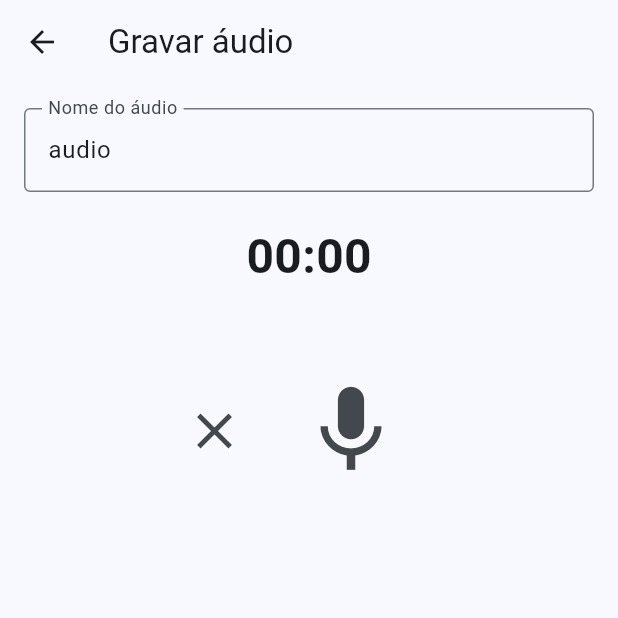
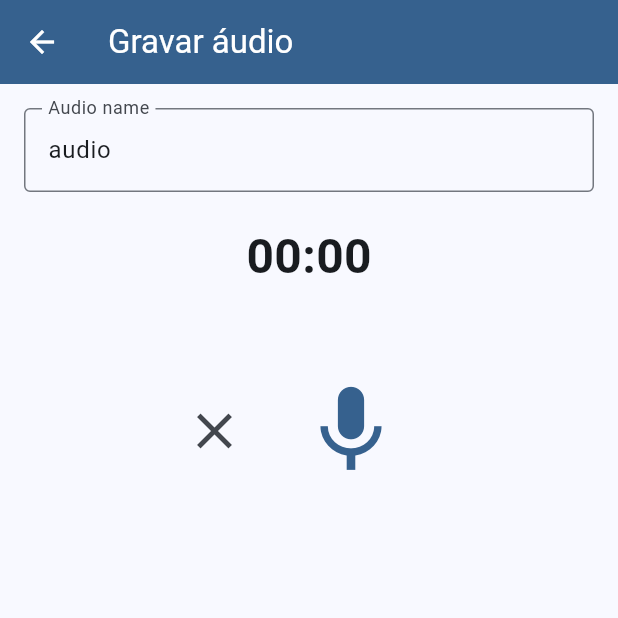
Before and after one commit to v1drak0dz/UniqNote, a Flutter app: the RecordAudioPage screen opened directly, on a phone screen of 412 x 824 dp, the top half of it. Run offline on Flutter 3.47's test engine with Material 3 defaults, Android fonts, the phone set to English and light mode, and no system bars; our stand-ins replace easy_localization, file_picker, flutter_speed_dial, image_picker, just_audio, open_filex and 3 more; missing offline and left inert: audio_waveforms, record, sqflite_migration_service; accounts and stored records are empty.

Commit message:
imp: missing improvements on record page

```diff
--- a/assets/translations/en.json
+++ b/assets/translations/en.json
@@ -28,5 +28,6 @@
 
     "no_folder": "No folder",
     "favorites": "Favorites",
-    "folders": "Folders"
+    "folders": "Folders",
+    "audio_name": "Audio name"
 }
--- a/assets/translations/pt.json
+++ b/assets/translations/pt.json
@@ -28,5 +28,6 @@
 
     "no_folder": "Sem pasta",
     "favorites": "Favoritas",
-    "folders": "Pastas"
+    "folders": "Pastas",
+    "audio_name": "Nome do áudio"
 }
--- a/lib/pages/audio_record_page.dart
+++ b/lib/pages/audio_record_page.dart
@@ -7,6 +7,7 @@ import 'package:just_audio/just_audio.dart';
 import 'package:path_provider/path_provider.dart';
 import 'package:audio_waveforms/audio_waveforms.dart';
 import 'package:permission_handler/permission_handler.dart';
+import 'package:easy_localization/easy_localization.dart';
 
 class RecordAudioPage extends StatefulWidget {
   const RecordAudioPage({super.key});
@@ -172,6 +173,12 @@ class _RecordAudioPageState extends State<RecordAudioPage> {
     return Scaffold(
       appBar: AppBar(
         title: const Text("Gravar áudio"),
+        backgroundColor: Theme.of(context).brightness == Brightness.dark
+            ? Theme.of(context).colorScheme.primaryContainer
+            : Theme.of(context).colorScheme.primary,
+        foregroundColor: Theme.of(context).brightness == Brightness.dark
+            ? Theme.of(context).colorScheme.onPrimaryContainer
+            : Theme.of(context).colorScheme.onPrimary,
         actions: [
           if (hasRecording)
             IconButton(icon: const Icon(Icons.save), onPressed: saveRecording),
@@ -184,8 +191,8 @@ class _RecordAudioPageState extends State<RecordAudioPage> {
             /// Nome do arquivo
             TextField(
               controller: nameController,
-              decoration: const InputDecoration(
-                labelText: "Nome do áudio",
+              decoration: InputDecoration(
+                labelText: tr("audio_name"),
                 border: OutlineInputBorder(),
               ),
             ),
@@ -229,7 +236,9 @@ class _RecordAudioPageState extends State<RecordAudioPage> {
                   iconSize: 70,
                   icon: Icon(
                     isRecording ? Icons.stop_circle : Icons.mic,
-                    color: isRecording ? Colors.red : null,
+                    color: isRecording
+                        ? Colors.red
+                        : Theme.of(context).colorScheme.primary,
                   ),
                   onPressed: isRecording ? stopRecording : startRecording,
                 ),
```
